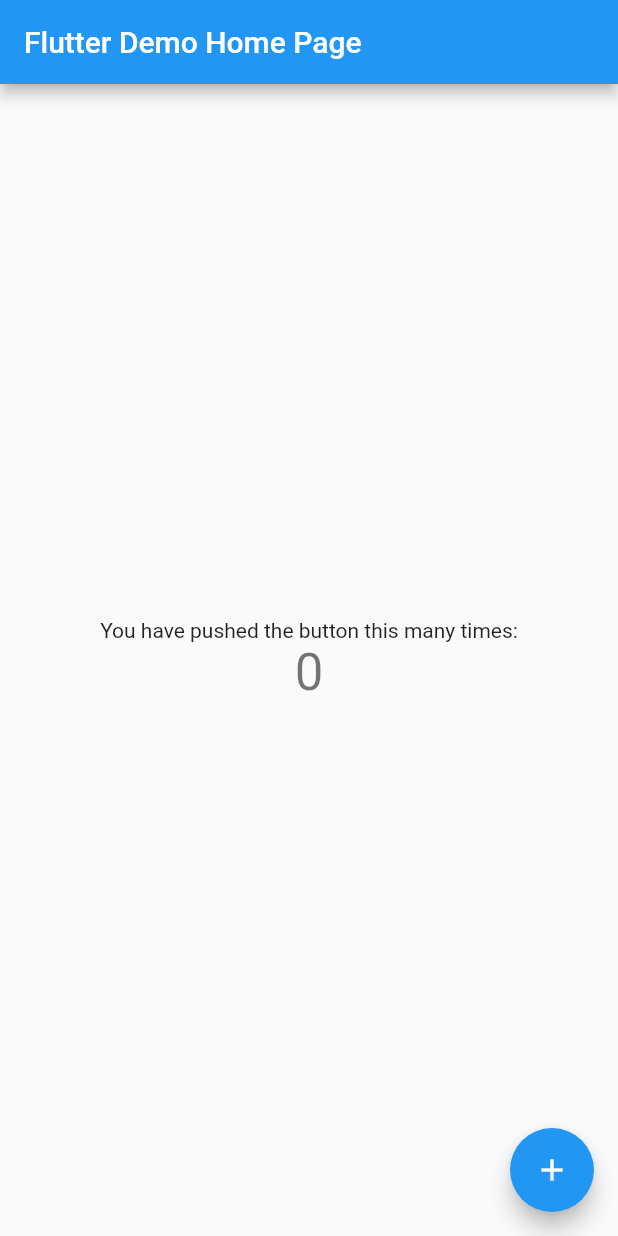
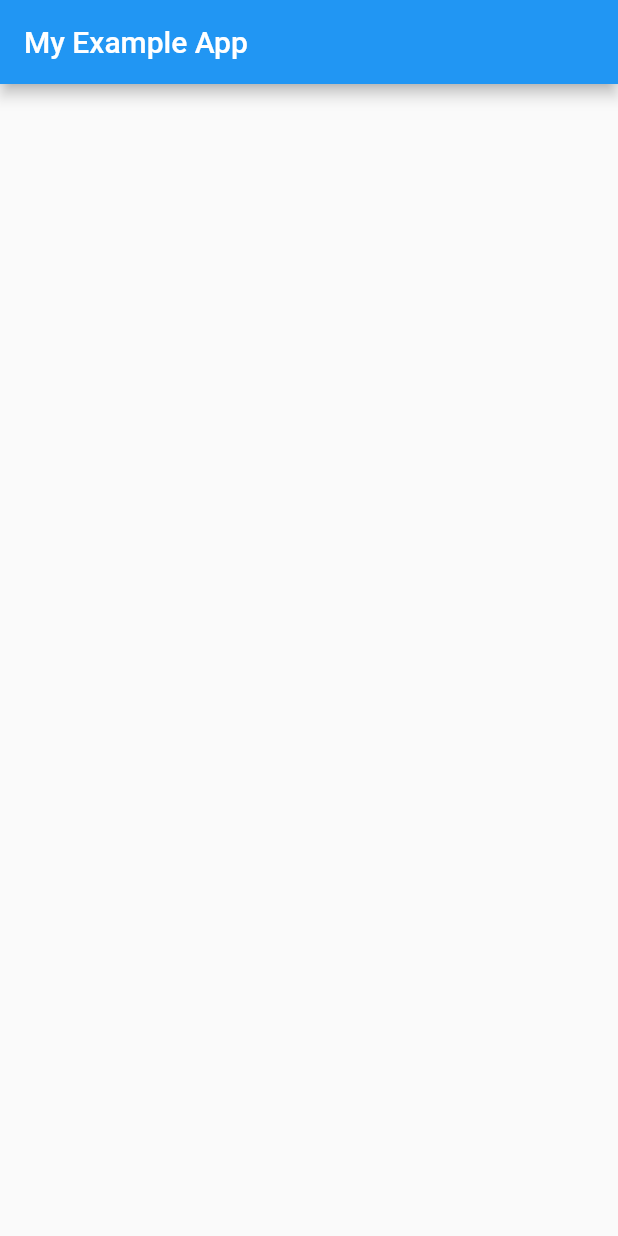
Before and after one commit to operatiumsc/operatiumsc.github.io, a Flutter app: the screen it shows after launch, on a phone screen of 412 x 824 dp. Run offline on Flutter 3.47's test engine with Material 2 defaults, Android fonts, the phone set to English and light mode, and no system bars; our stand-ins replace dio, get_it, package_info_plus.

Commit message:
Plan project structor

```diff
--- a/lib/main.dart
+++ b/lib/main.dart
@@ -1,115 +1,24 @@
 import 'package:flutter/material.dart';
 
+import 'locator.dart';
+import 'views/home_screen.dart';
+
 void main() {
+  setUpLocator();
   runApp(const MyApp());
 }
 
 class MyApp extends StatelessWidget {
   const MyApp({super.key});
 
-  // This widget is the root of your application.
   @override
   Widget build(BuildContext context) {
     return MaterialApp(
       title: 'Flutter Demo',
       theme: ThemeData(
-        // This is the theme of your application.
-        //
-        // Try running your application with "flutter run". You'll see the
-        // application has a blue toolbar. Then, without quitting the app, try
-        // changing the primarySwatch below to Colors.green and then invoke
-        // "hot reload" (press "r" in the console where you ran "flutter run",
-        // or simply save your changes to "hot reload" in a Flutter IDE).
-        // Notice that the counter didn't reset back to zero; the application
-        // is not restarted.
         primarySwatch: Colors.blue,
       ),
-      home: const MyHomePage(title: 'Flutter Demo Home Page'),
+      home: const HomeScreen(),
     );
   }
 }
-
-class MyHomePage extends StatefulWidget {
-  const MyHomePage({super.key, required this.title});
-
-  // This widget is the home page of your application. It is stateful, meaning
-  // that it has a State object (defined below) that contains fields that affect
-  // how it looks.
-
-  // This class is the configuration for the state. It holds the values (in this
-  // case the title) provided by the parent (in this case the App widget) and
-  // used by the build method of the State. Fields in a Widget subclass are
-  // always marked "final".
-
-  final String title;
-
-  @override
-  State<MyHomePage> createState() => _MyHomePageState();
-}
-
-class _MyHomePageState extends State<MyHomePage> {
-  int _counter = 0;
-
-  void _incrementCounter() {
-    setState(() {
-      // This call to setState tells the Flutter framework that something has
-      // changed in this State, which causes it to rerun the build method below
-      // so that the display can reflect the updated values. If we changed
-      // _counter without calling setState(), then the build method would not be
-      // called again, and so nothing would appear to happen.
-      _counter++;
-    });
-  }
-
-  @override
-  Widget build(BuildContext context) {
-    // This method is rerun every time setState is called, for instance as done
-    // by the _incrementCounter method above.
-    //
-    // The Flutter framework has been optimized to make rerunning build methods
-    // fast, so that you can just rebuild anything that needs updating rather
-    // than having to individually change instances of widgets.
-    return Scaffold(
-      appBar: AppBar(
-        // Here we take the value from the MyHomePage object that was created by
-        // the App.build method, and use it to set our appbar title.
-        title: Text(widget.title),
-      ),
-      body: Center(
-        // Center is a layout widget. It takes a single child and positions it
-        // in the middle of the parent.
-        child: Column(
-          // Column is also a layout widget. It takes a list of children and
-          // arranges them vertically. By default, it sizes itself to fit its
-          // children horizontally, and tries to be as tall as its parent.
-          //
-          // Invoke "debug painting" (press "p" in the console, choose the
-          // "Toggle Debug Paint" action from the Flutter Inspector in Android
-          // Studio, or the "Toggle Debug Paint" command in Visual Studio Code)
-          // to see the wireframe for each widget.
-          //
-          // Column has various properties to control how it sizes itself and
-          // how it positions its children. Here we use mainAxisAlignment to
-          // center the children vertically; the main axis here is the vertical
-          // axis because Columns are vertical (the cross axis would be
-          // horizontal).
-          mainAxisAlignment: MainAxisAlignment.center,
-          children: <Widget>[
-            const Text(
-              'You have pushed the button this many times:',
-            ),
-            Text(
-              '$_counter',
-              style: Theme.of(context).textTheme.headlineMedium,
-            ),
-          ],
-        ),
-      ),
-      floatingActionButton: FloatingActionButton(
-        onPressed: _incrementCounter,
-        tooltip: 'Increment',
-        child: const Icon(Icons.add),
-      ), // This trailing comma makes auto-formatting nicer for build methods.
-    );
-  }
-}
--- /dev/null
+++ b/lib/view_models/home_view_model.dart
@@ -0,0 +1,4 @@
+abstract class HomeViewModel {
+
+
+}
--- /dev/null
+++ b/lib/views/home_screen.dart
@@ -0,0 +1,19 @@
+import 'package:flutter/material.dart';
+
+class HomeScreen extends StatefulWidget {
+  const HomeScreen({super.key});
+
+  @override
+  State<HomeScreen> createState() => _HomeScreenState();
+}
+
+class _HomeScreenState extends State<HomeScreen> {
+  @override
+  Widget build(BuildContext context) {
+    return Scaffold(
+      appBar: AppBar(
+        title: Text('My Example App'),
+      ),
+    );
+  }
+}
--- a/pubspec.yaml
+++ b/pubspec.yaml
@@ -35,6 +35,12 @@ dependencies:
   # The following adds the Cupertino Icons font to your application.
   # Use with the CupertinoIcons class for iOS style icons.
   cupertino_icons: ^1.0.2
+  provider: ^6.0.5
+  get_it: ^7.2.0
+  google_fonts: ^4.0.3
+  mockito: ^5.3.2
+  package_info_plus: ^3.0.3
+  dio: ^5.0.1
 
 dev_dependencies:
   flutter_test:
```
Also changed, not shown: lib/locator.dart (added, +16 -0 lines), lib/models/user.dart (added, +31 -0 lines), lib/repositories/home_repo.dart (added, +11 -0 lines), lib/services/package_info.dart (added, +13 -0 lines), lib/services/rest_service.dart (added, +58 -0 lines), lib/services/storage.dart (added), pubspec.lock, 1 other file.
